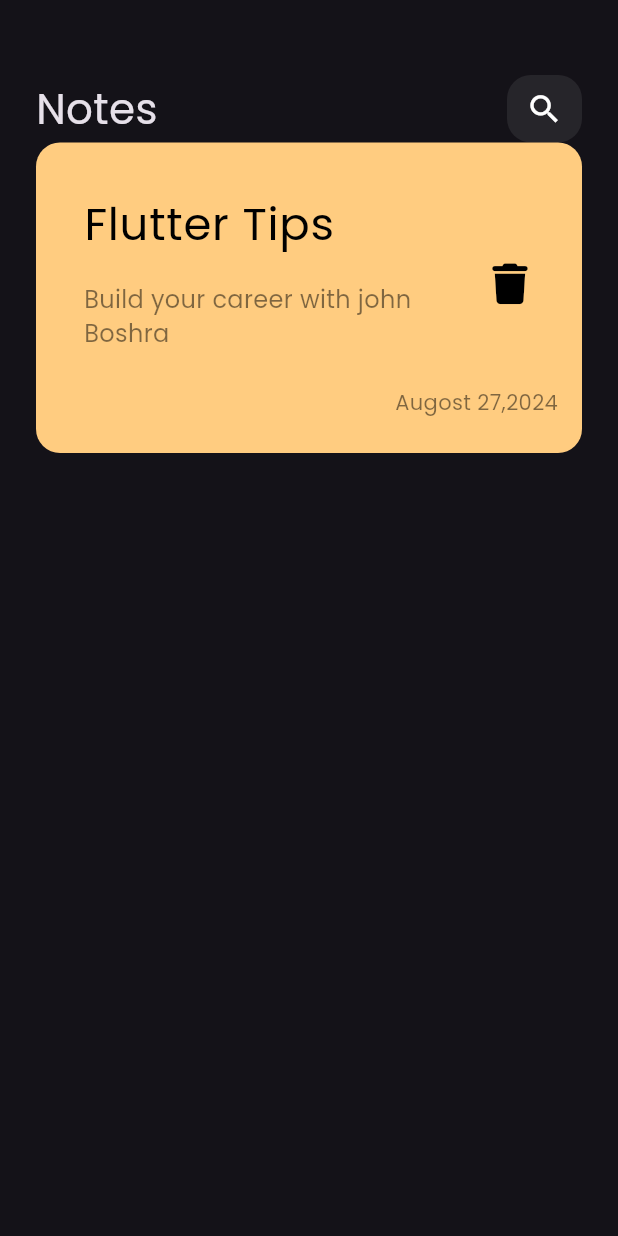
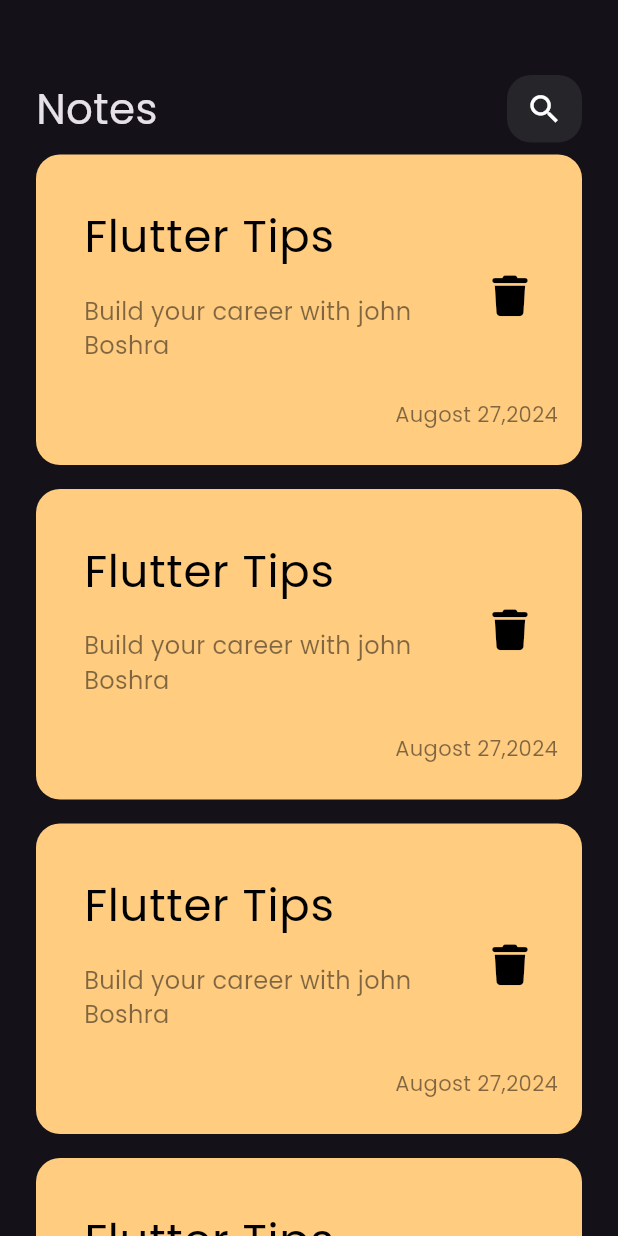
Before and after one commit to johnboshra88/nots_app, a Flutter app: the screen it shows after launch, on a phone screen of 412 x 824 dp. Run offline on Flutter 3.47's test engine with Material 3 defaults, Android fonts, the phone set to English and light mode, and no system bars; our stand-ins replace font_awesome_flutter.

Commit message:
create notes list view

```diff
--- a/lib/widgets/custom_app_bar.dart
+++ b/lib/widgets/custom_app_bar.dart
@@ -1,5 +1,6 @@
 import 'package:flutter/material.dart';
 import 'package:nots_app/widgets/custom_icon.dart';
+import 'package:nots_app/widgets/custom_not_item.dart';
 
 class CustomAppBar extends StatelessWidget {
   const CustomAppBar({super.key});
@@ -15,7 +16,7 @@ class CustomAppBar extends StatelessWidget {
           ),
         ),
         Spacer(),
-        CustomeSearchItem()
+        CustomeSearchItem(),
       ],
     );
   }
--- /dev/null
+++ b/lib/widgets/custom_not_item.dart
@@ -0,0 +1,49 @@
+import 'package:flutter/material.dart';
+import 'package:font_awesome_flutter/font_awesome_flutter.dart';
+
+class NoteItem extends StatelessWidget {
+  const NoteItem({super.key});
+
+  @override
+  Widget build(BuildContext context) {
+    return Container(
+      padding: const EdgeInsets.only(
+        top: 24,
+        bottom: 24,
+        left: 16,
+      ),
+      decoration: BoxDecoration(
+          color: const Color(0xffffcc80),
+          borderRadius: BorderRadius.circular(16)),
+      child: Column(
+        crossAxisAlignment: CrossAxisAlignment.end,
+        children: [
+          ListTile(
+            title: const Text(
+              'Flutter Tips',
+              style: TextStyle(color: Colors.black, fontSize: 30),
+            ),
+            subtitle: Padding(
+              padding: const EdgeInsets.only(top: 16, bottom: 16),
+              child: Text('Build your career with john Boshra',
+                  style: TextStyle(
+                      color: Colors.black.withOpacity(.5), fontSize: 16)),
+            ),
+            trailing: IconButton(
+                onPressed: () {},
+                icon: const Icon(
+                  size: 27,
+                  FontAwesomeIcons.trash,
+                  color: Colors.black,
+                )),
+          ),
+          Padding(
+            padding: const EdgeInsets.only(right: 16),
+            child: Text('Augost 27,2024',
+                style: TextStyle(color: Colors.black.withOpacity(.5))),
+          )
+        ],
+      ),
+    );
+  }
+}
--- /dev/null
+++ b/lib/widgets/notes_list_view.dart
@@ -0,0 +1,16 @@
+import 'package:flutter/material.dart';
+import 'package:nots_app/widgets/custom_not_item.dart';
+
+class NotesListView extends StatelessWidget {
+  const NotesListView({super.key});
+
+  @override
+  Widget build(BuildContext context) {
+    return ListView.builder(itemBuilder: (context, index) {
+      return const Padding(
+        padding: EdgeInsets.symmetric(vertical: 8),
+        child: NoteItem(),
+      );
+    });
+  }
+}
--- a/lib/widgets/notes_view_body.dart
+++ b/lib/widgets/notes_view_body.dart
@@ -1,6 +1,8 @@
 import 'package:flutter/material.dart';
 import 'package:font_awesome_flutter/font_awesome_flutter.dart';
 import 'package:nots_app/widgets/custom_app_bar.dart';
+import 'package:nots_app/widgets/custom_not_item.dart';
+import 'package:nots_app/widgets/notes_list_view.dart';
 
 class NotsViewBody extends StatelessWidget {
   const NotsViewBody({super.key});
@@ -15,56 +17,9 @@ class NotsViewBody extends StatelessWidget {
             height: 50,
           ),
           CustomAppBar(),
-          NoteItem()
+          Expanded(child: NotesListView())
         ],
       ),
     );
   }
 }
-
-class NoteItem extends StatelessWidget {
-  const NoteItem({super.key});
-
-  @override
-  Widget build(BuildContext context) {
-    return Container(
-      padding: const EdgeInsets.only(
-        top: 24,
-        bottom: 24,
-        left: 16,
-      ),
-      decoration: BoxDecoration(
-          color: const Color(0xffffcc80),
-          borderRadius: BorderRadius.circular(16)),
-      child: Column(
-        crossAxisAlignment: CrossAxisAlignment.end,
-        children: [
-          ListTile(
-            title: const Text(
-              'Flutter Tips',
-              style: TextStyle(color: Colors.black, fontSize: 30),
-            ),
-            subtitle: Padding(
-              padding: const EdgeInsets.only(top: 16, bottom: 16),
-              child: Text('Build your career with john Boshra',
-                  style: TextStyle(
-                      color: Colors.black.withOpacity(.5), fontSize: 16)),
-            ),
-            trailing: IconButton(
-                onPressed: () {},
-                icon: const Icon(
-                  size: 27,
-                  FontAwesomeIcons.trash,
-                  color: Colors.black,
-                )),
-          ),
-          Padding(
-            padding: const EdgeInsets.only(right: 16),
-            child: Text('Augost 27,2024',
-                style: TextStyle(color: Colors.black.withOpacity(.5))),
-          )
-        ],
-      ),
-    );
-  }
-}
```
